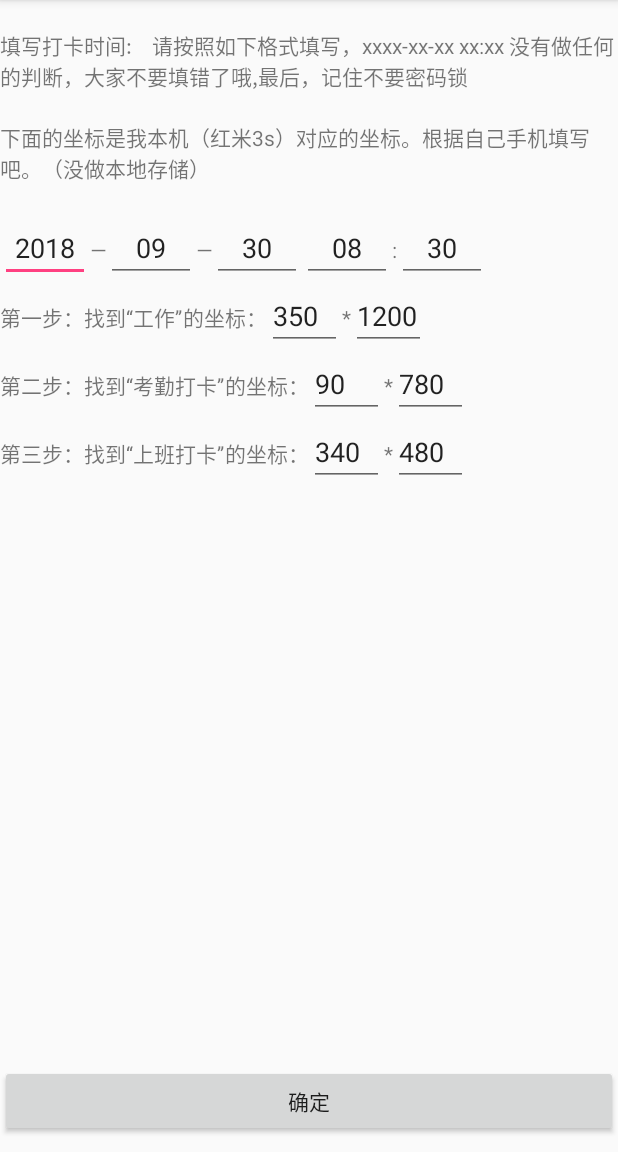
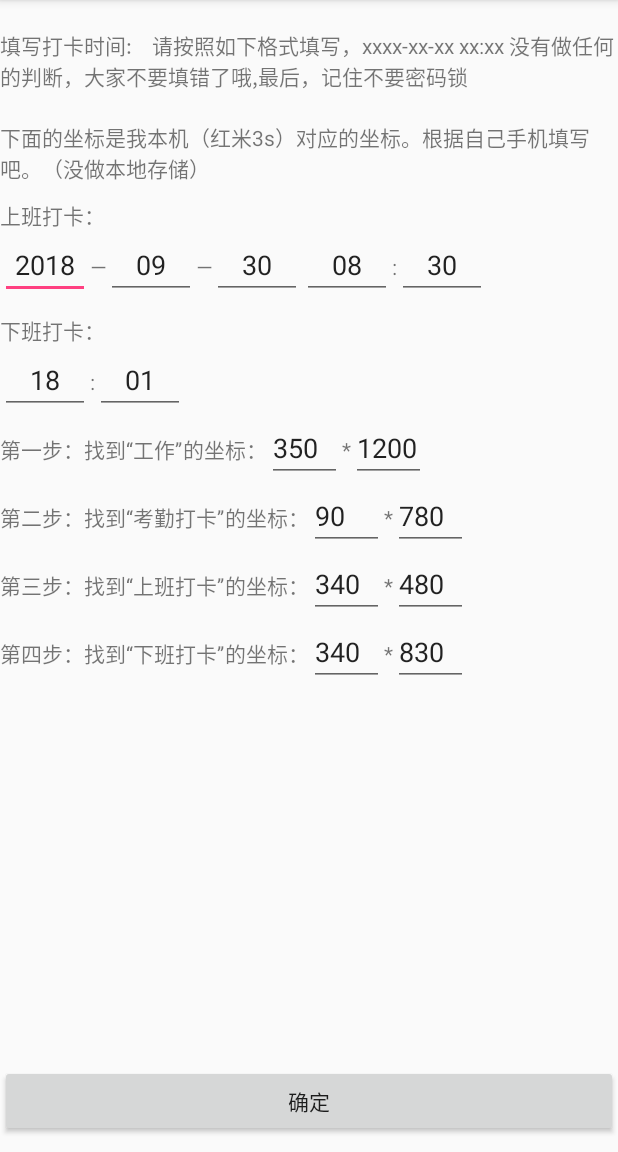
Before and after one commit to LuckyCode1992/action, an Android app: the screen it shows after launch (MainActivity), after a tap on "确定", on a phone screen of 412 x 824 dp, the part 84-1236 px from its top. Run offline under Robolectric (Android 15) with nearby library versions, the phone set to English and light mode, and no system bars; our stand-ins replace RxJava.

Commit message:
增加下班打卡

```diff
--- a/app/src/main/java/com/justcode/hxl/action/MainActivity.kt
+++ b/app/src/main/java/com/justcode/hxl/action/MainActivity.kt
@@ -23,8 +23,7 @@ import java.util.*
 import java.util.concurrent.TimeUnit
 import android.content.Context.POWER_SERVICE
 import android.os.PowerManager
-
-
+import android.widget.Toast
 
 
 class MainActivity : AppCompatActivity() {
@@ -34,9 +33,15 @@ class MainActivity : AppCompatActivity() {
     var kaoqingY = 780
     var dakaX = 340
     var dakaY = 480
+    var dakaX_xiaban = 340
+    var dakaY_xiaban = 830
     var date_string = "2018-09-30 08:30"
+    var date_string_xiaban = "2018-09-30 18:01"
     var disposable: Disposable? = null
+    var disposableXiaban: Disposable? = null
+
     var dataLong: Long? = null
+    var dataLongXiaban: Long? = null
     @SuppressLint("SetTextI18n")
     override fun onCreate(savedInstanceState: Bundle?) {
         super.onCreate(savedInstanceState)
@@ -51,13 +56,20 @@ class MainActivity : AppCompatActivity() {
             kaoqingY = et_kaoqing_y.text.toString().toInt()
             dakaX = et_daka_x.text.toString().toInt()
             dakaY = et_daka_y.text.toString().toInt()
+            dakaX_xiaban = et_daka_x_xiaban.text.toString().toInt()
+            dakaY_xiaban = et_daka_y_xiaban.text.toString().toInt()
 
             date_string = et_year.text.toString() + "-" + et_month.text.toString() + "-" + et_day.text.toString() + " " + et_hour.text.toString() + ":" + et_min.text.toString()
 
+            date_string_xiaban = et_year.text.toString() + "-" + et_month.text.toString() + "-" + et_day.text.toString() + " " + et_hour_xiaban.text.toString() + ":" + et_min_xiaban.text.toString()
 
             dataLong = string2Long(date_string)
 
+            dataLongXiaban = string2Long(date_string_xiaban)
+
             startLunxun()
+
+            Toast.makeText(this, "设置成功，上班打卡时间：$date_string  下班打卡时间：$date_string_xiaban", Toast.LENGTH_SHORT).show()
         }
 
 
@@ -65,7 +77,7 @@ class MainActivity : AppCompatActivity() {
 
     fun startLunxun() {
         if (disposable == null) {
-            disposable = Observable.interval(1, TimeUnit.SECONDS)
+            disposable = Observable.interval(5, TimeUnit.SECONDS)
                     .subscribeOn(Schedulers.newThread())
                     .observeOn(AndroidSchedulers.mainThread())
                     .subscribe {
@@ -78,6 +90,34 @@ class MainActivity : AppCompatActivity() {
                     }
         }
 
+        if (disposableXiaban == null) {
+            disposableXiaban = Observable.interval(5, TimeUnit.SECONDS)
+                    .subscribeOn(Schedulers.newThread())
+                    .observeOn(AndroidSchedulers.mainThread())
+                    .subscribe {
+                        dataLongXiaban?.let {
+                            if (dataLongXiaban!! - System.currentTimeMillis() <= 0) {
+                                wakeUpXiban()
+                            }
+                        }
+
+                    }
+        }
+
+    }
+
+    fun wakeUpXiban() {
+        // 获取电源管理器对象
+        val pm = getSystemService(Context.POWER_SERVICE) as PowerManager
+        val screenOn = pm.isScreenOn
+        if (!screenOn) {
+            // 获取PowerManager.WakeLock对象,后面的参数|表示同时传入两个值,最后的是LogCat里用的Tag
+            val wl = pm.newWakeLock(
+                    PowerManager.ACQUIRE_CAUSES_WAKEUP or PowerManager.SCREEN_BRIGHT_WAKE_LOCK, "bright")
+            wl.acquire(10000) // 点亮屏幕
+            wl.release() // 释放
+        }
+        startTask2DingdingXiaban()
     }
 
     fun wakeUp() {
@@ -101,6 +141,25 @@ class MainActivity : AppCompatActivity() {
         return time
     }
 
+    fun startTask2DingdingXiaban() {
+
+        Handler().postDelayed({
+            start2DingXiaban()
+        }, 0)
+        Handler().postDelayed({
+            exe("input tap $workX $workY")
+            Log.d("dingdingrizhi", "工作")
+        }, 15000)
+        Handler().postDelayed({
+            exe("input tap $kaoqingX $kaoqingY")
+            Log.d("dingdingrizhi", "考勤打卡")
+        }, 18000)
+        Handler().postDelayed({
+            exe("input tap $dakaX_xiaban $dakaY_xiaban")
+            Log.d("dingdingrizhi", "打卡下班")
+        }, 25000)
+    }
+
     fun startTask2Dingding() {
 
         Handler().postDelayed({
@@ -120,6 +179,15 @@ class MainActivity : AppCompatActivity() {
         }, 25000)
     }
 
+
+    fun start2DingXiaban() {
+        var intent = Intent()
+        // 这里的packname就是从上面得到的目标apk的包名
+        intent = packageManager.getLaunchIntentForPackage("com.alibaba.android.rimet") //钉钉包名
+        startActivity(intent)
+        disposableXiaban?.dispose()
+        disposableXiaban = null
+    }
 
     fun start2Ding() {
         var intent = Intent()
@@ -152,5 +220,7 @@ class MainActivity : AppCompatActivity() {
         super.onDestroy()
         disposable?.dispose()
         disposable = null
+        disposableXiaban?.dispose()
+        disposableXiaban = null
     }
 }
--- a/app/src/main/res/layout/activity_main.xml
+++ b/app/src/main/res/layout/activity_main.xml
@@ -24,10 +24,15 @@
             android:layout_marginTop="20dp"
             android:text="下面的坐标是我本机（红米3s）对应的坐标。根据自己手机填写吧。（没做本地存储）" />
 
+        <TextView
+            android:layout_width="wrap_content"
+            android:layout_height="wrap_content"
+            android:layout_marginTop="10dp"
+            android:text="上班打卡：" />
+
         <LinearLayout
             android:layout_width="match_parent"
             android:layout_height="wrap_content"
-            android:layout_marginTop="20dp"
             android:orientation="horizontal">
 
             <EditText
@@ -73,8 +78,8 @@
                 android:layout_height="wrap_content"
                 android:gravity="center"
                 android:hint="08"
-                android:text="08"
-                android:inputType="number" />
+                android:inputType="number"
+                android:text="08" />
 
             <TextView
                 android:layout_width="wrap_content"
@@ -87,10 +92,46 @@
                 android:layout_height="wrap_content"
                 android:gravity="center"
                 android:hint="30"
-                android:text="30"
-                android:inputType="number" />
+                android:inputType="number"
+                android:text="30" />
 
         </LinearLayout>
+
+    </LinearLayout>
+
+    <TextView
+        android:layout_width="wrap_content"
+        android:layout_height="wrap_content"
+        android:layout_marginTop="10dp"
+        android:text="下班打卡：" />
+
+    <LinearLayout
+        android:layout_width="match_parent"
+        android:layout_height="wrap_content"
+        android:orientation="horizontal">
+
+        <EditText
+            android:id="@+id/et_hour_xiaban"
+            android:layout_width="60dp"
+            android:layout_height="wrap_content"
+            android:gravity="center"
+            android:hint="08"
+            android:inputType="number"
+            android:text="18" />
+
+        <TextView
+            android:layout_width="wrap_content"
+            android:layout_height="wrap_content"
+            android:text=":" />
+
+        <EditText
+            android:id="@+id/et_min_xiaban"
+            android:layout_width="60dp"
+            android:layout_height="wrap_content"
+            android:gravity="center"
+            android:hint="30"
+            android:inputType="number"
+            android:text="01" />
     </LinearLayout>
 
     <LinearLayout
@@ -187,6 +228,36 @@
                 android:inputType="number"
                 android:text="480" />
         </LinearLayout>
+
+        <LinearLayout
+            android:layout_width="match_parent"
+            android:layout_height="wrap_content"
+            android:orientation="horizontal">
+
+            <TextView
+                android:layout_width="wrap_content"
+                android:layout_height="wrap_content"
+                android:text="第四步：找到“下班打卡”的坐标：" />
+
+            <EditText
+                android:id="@+id/et_daka_x_xiaban"
+                android:layout_width="50dp"
+                android:layout_height="wrap_content"
+                android:inputType="number"
+                android:text="340" />
+
+            <TextView
+                android:layout_width="wrap_content"
+                android:layout_height="wrap_content"
+                android:text="*" />
+
+            <EditText
+                android:id="@+id/et_daka_y_xiaban"
+                android:layout_width="50dp"
+                android:layout_height="wrap_content"
+                android:inputType="number"
+                android:text="830" />
+        </LinearLayout>
     </LinearLayout>
 
     <RelativeLayout
```
Lines whose indentation alone changed are shown as unchanged.
